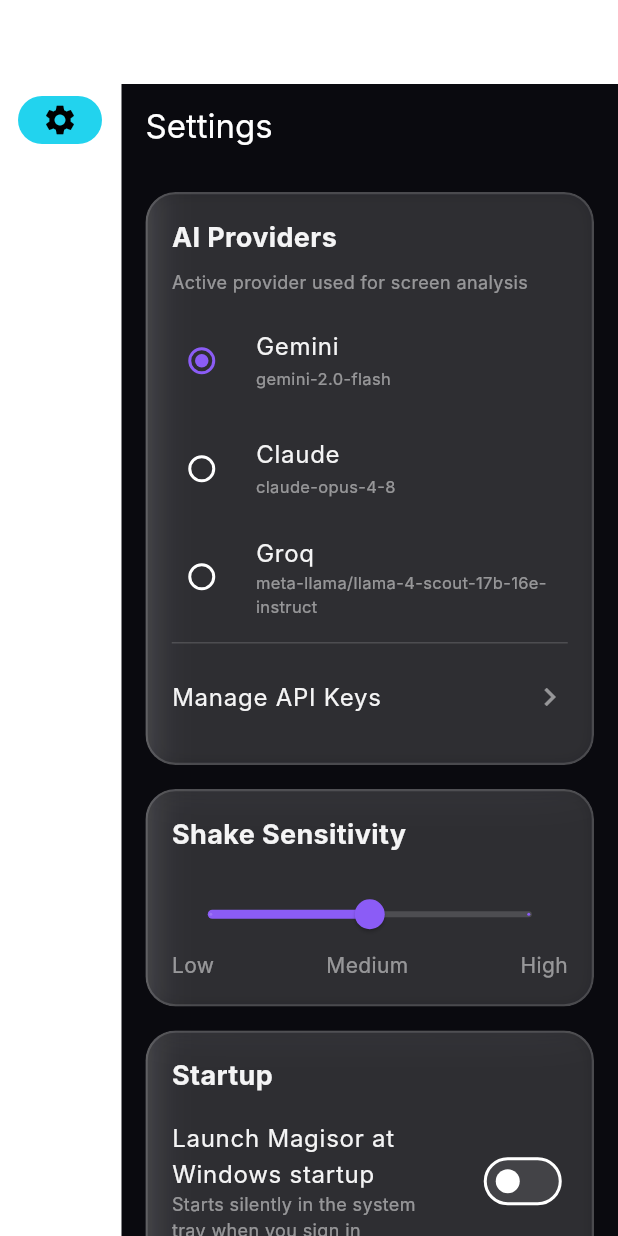
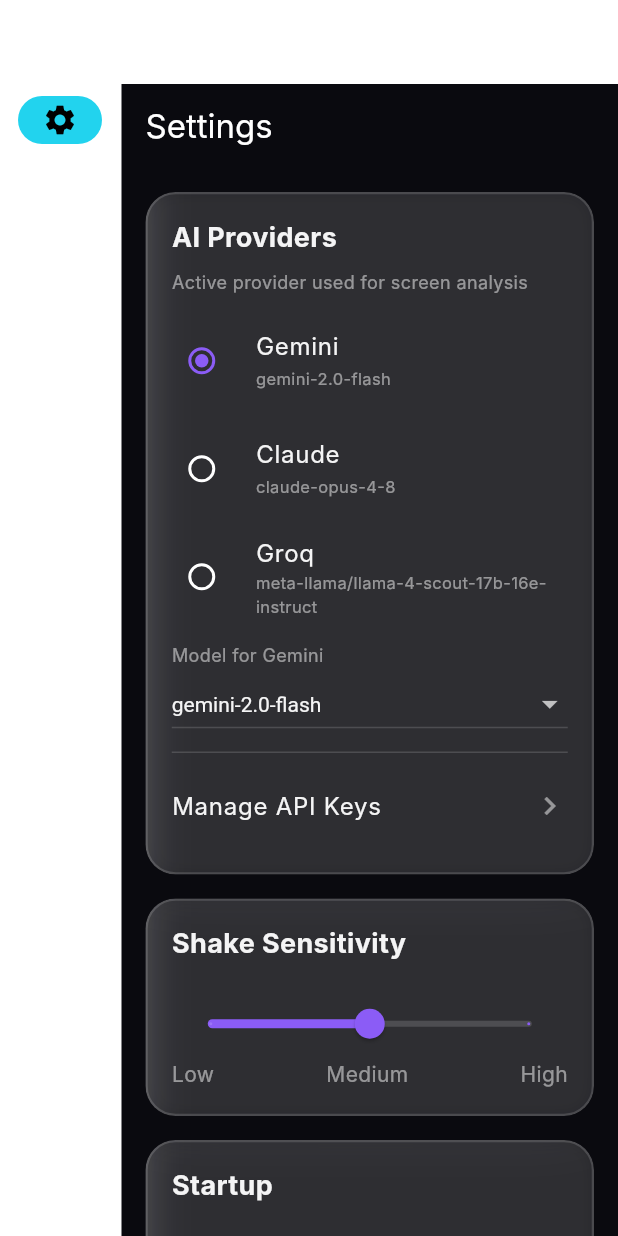
Before and after one commit to vinamrapandey/Magisor, a Flutter app: the screen it shows after launch, on a phone screen of 412 x 824 dp. Run offline on Flutter 3.47's test engine with Material 3 defaults, Android fonts, the phone set to English and light mode, and no system bars; our stand-ins replace firebase_auth, firebase_core, flutter_animate, flutter_secure_storage, sqflite_common_ffi; missing offline and left inert: google_mlkit_text_recognition, tray_manager, window_manager; accounts and stored records are empty; Roboto replaces fonts that are missing (Inter); statements that could not run were skipped.

Commit message:
feat: Per-provider model selection
Each provider now exposes a list of vision-capable models and the user can
pick which one it uses; the choice is persisted and applied to every request.

- AIProvider: replace the fixed modelId with availableModels + a persisted
  selected model (modelId falls back to the first/default). Adds loadModel /
  setModel against secure storage.
- Gemini / Claude / Groq each declare their model options (defaults unchanged:
  gemini-2.0-flash, claude-opus-4-8, llama-4-scout). All options are
  vision-capable so screen analysis never breaks.
- ProviderRegistry loads each provider's model at startup and exposes setModel.
- Settings shows a model dropdown for the active provider.

Verified: flutter analyze clean (0 errors); Windows debug build succeeds; app
launches and loads model choices without crashing.

Co-Authored-By: Claude Opus 4.8 <noreply@anthropic.com>

```diff
--- a/magisor_flutter/lib/core/providers/ai_provider.dart
+++ b/magisor_flutter/lib/core/providers/ai_provider.dart
@@ -5,13 +5,40 @@ abstract class AIProvider {
   final _storage = const FlutterSecureStorage();
 
   String get providerName;
-  String get modelId;
   bool get supportsVision;
 
+  /// Models the user can choose for this provider (all vision-capable). The
+  /// first entry is the default.
+  List<String> get availableModels;
+
+  String? _selectedModel;
+  String get modelId => _selectedModel ?? availableModels.first;
+
   String get _storageKey => 'magisor_${providerName.toLowerCase()}_key';
+  String get _modelKey => 'magisor_${providerName.toLowerCase()}_model';
 
   Future<String?> loadKey() async {
     return await _storage.read(key: _storageKey);
+  }
+
+  /// Load the persisted model choice. Call at startup.
+  Future<void> loadModel() async {
+    try {
+      final m = await _storage.read(key: _modelKey);
+      if (m != null && availableModels.contains(m)) _selectedModel = m;
+    } catch (_) {
+      // Keep the default model if storage is unavailable.
+    }
+  }
+
+  Future<void> setModel(String model) async {
+    if (!availableModels.contains(model)) return;
+    _selectedModel = model;
+    try {
+      await _storage.write(key: _modelKey, value: model);
+    } catch (_) {
+      // Best-effort persistence.
+    }
   }
 
   Future<bool> verifyKey(String apiKey);
--- a/magisor_flutter/lib/core/providers/claude_provider.dart
+++ b/magisor_flutter/lib/core/providers/claude_provider.dart
@@ -12,7 +12,8 @@ class ClaudeProvider extends AIProvider {
   String get providerName => 'Claude';
 
   @override
-  String get modelId => 'claude-opus-4-8';
+  List<String> get availableModels =>
+      const ['claude-opus-4-8', 'claude-sonnet-4-6', 'claude-haiku-4-5'];
 
   @override
   bool get supportsVision => true;
--- a/magisor_flutter/lib/core/providers/gemini_provider.dart
+++ b/magisor_flutter/lib/core/providers/gemini_provider.dart
@@ -8,7 +8,8 @@ class GeminiProvider extends AIProvider {
   String get providerName => 'Gemini';
 
   @override
-  String get modelId => 'gemini-2.0-flash';
+  List<String> get availableModels =>
+      const ['gemini-2.0-flash', 'gemini-1.5-pro', 'gemini-1.5-flash'];
 
   @override
   bool get supportsVision => true;
--- a/magisor_flutter/lib/core/providers/groq_provider.dart
+++ b/magisor_flutter/lib/core/providers/groq_provider.dart
@@ -13,7 +13,10 @@ class GroqProvider extends AIProvider {
   String get providerName => 'Groq';
 
   @override
-  String get modelId => 'meta-llama/llama-4-scout-17b-16e-instruct';
+  List<String> get availableModels => const [
+        'meta-llama/llama-4-scout-17b-16e-instruct',
+        'meta-llama/llama-4-maverick-17b-128e-instruct',
+      ];
 
   @override
   bool get supportsVision => true;
--- a/magisor_flutter/lib/core/providers/provider_registry.dart
+++ b/magisor_flutter/lib/core/providers/provider_registry.dart
@@ -40,6 +40,15 @@ class ProviderRegistry extends ChangeNotifier {
     } catch (_) {
       // Secure storage unavailable — keep the default provider.
     }
+    for (final p in providers) {
+      await p.loadModel();
+    }
+    notifyListeners();
+  }
+
+  /// Change the model used by [provider] and notify listeners.
+  Future<void> setModel(AIProvider provider, String model) async {
+    await provider.setModel(model);
     notifyListeners();
   }
 
--- a/magisor_flutter/lib/ui/screens/settings/settings_screen.dart
+++ b/magisor_flutter/lib/ui/screens/settings/settings_screen.dart
@@ -41,6 +41,27 @@ class SettingsScreen extends StatelessWidget {
                     title: Text(p.providerName, style: const TextStyle(color: AppColors.textPrimary)),
                     subtitle: Text(p.modelId, style: const TextStyle(color: AppColors.textMuted, fontSize: 11)),
                   ),
+                ),
+                const SizedBox(height: 8),
+                Text('Model for ${registry.active.providerName}',
+                    style: const TextStyle(color: AppColors.textMuted, fontSize: 12)),
+                DropdownButton<String>(
+                  isExpanded: true,
+                  value: registry.active.modelId,
+                  dropdownColor: AppColors.backgroundPrimary,
+                  style: const TextStyle(color: AppColors.textPrimary),
+                  underline: Container(height: 1, color: AppColors.glassBorder),
+                  items: registry.active.availableModels
+                      .map((m) => DropdownMenuItem(
+                            value: m,
+                            child: Text(m, overflow: TextOverflow.ellipsis),
+                          ))
+                      .toList(),
+                  onChanged: (m) {
+                    if (m != null) {
+                      context.read<ProviderRegistry>().setModel(registry.active, m);
+                    }
+                  },
                 ),
                 const Divider(color: AppColors.glassBorder),
                 ListTile(
```
